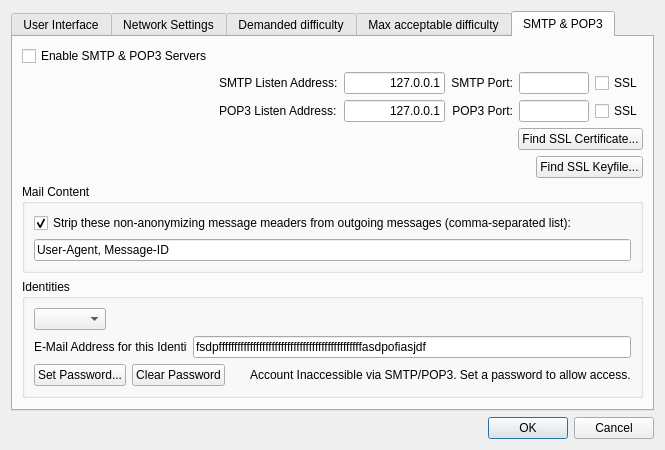
Above: src/bitmessageqt/settings.ui from Bitmessage/PyBitmessage before the change. Below: the same form after it.
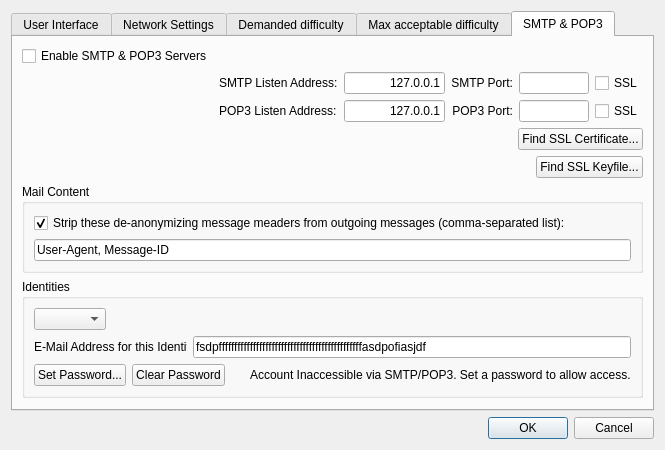
That is the form after the change. The open tabs and pages were chosen to show the change.

The edit to the form file:
```diff
--- a/src/bitmessageqt/settings.ui
+++ b/src/bitmessageqt/settings.ui
@@ -832,7 +832,7 @@
           <item row="0" column="0">
            <widget class="QCheckBox" name="checkBoxStripMessageHeaders">
             <property name="text">
-             <string>Strip these non-anonymizing message meaders from outgoing messages (comma-separated list):</string>
+             <string>Strip these de-anonymizing message meaders from outgoing messages (comma-separated list):</string>
             </property>
             <property name="checked">
              <bool>true</bool>
```
